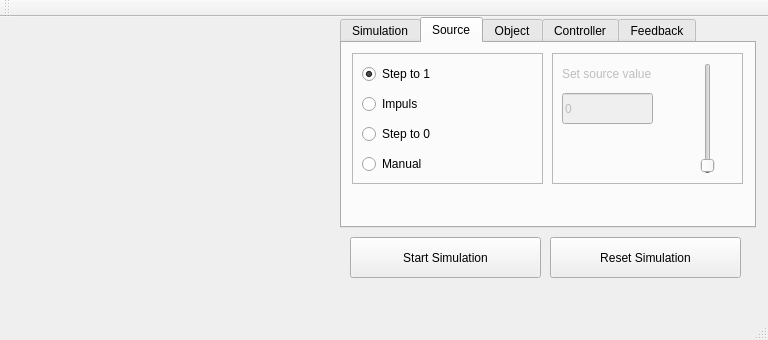
Before: the Qt Designer form mainwindow.ui in jakubbialas/PSS_lab, drawn with Qt 5.
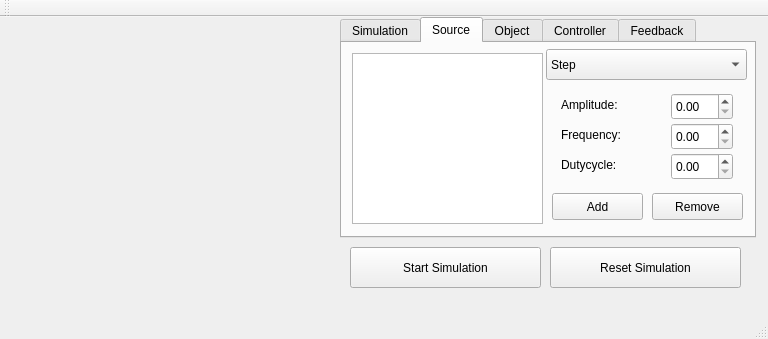
After: the same form once the commit is applied. The open tabs and pages were chosen to show the change. Custom widgets are drawn as their Qt base class.

Commit message: zmiana calej klasy source dopisany kawalek regulatora zmiany w gui odnosnie source

```diff
--- a/mainwindow.ui
+++ b/mainwindow.ui
@@ -7,7 +7,7 @@
     <x>0</x>
     <y>0</y>
     <width>768</width>
-    <height>340</height>
+    <height>339</height>
    </rect>
   </property>
   <property name="windowTitle">
@@ -40,7 +40,7 @@
       <x>340</x>
       <y>0</y>
       <width>416</width>
-      <height>211</height>
+      <height>221</height>
      </rect>
     </property>
     <property name="currentIndex">
@@ -209,154 +209,237 @@
      <attribute name="title">
       <string>Source</string>
      </attribute>
-     <widget class="QFrame" name="sourceTypeFrame">
+     <widget class="QListWidget" name="listWidget_sources">
       <property name="geometry">
        <rect>
         <x>10</x>
         <y>10</y>
         <width>191</width>
-        <height>131</height>
+        <height>171</height>
        </rect>
       </property>
-      <property name="frameShape">
-       <enum>QFrame::StyledPanel</enum>
+     </widget>
+     <widget class="QComboBox" name="comboBox_source">
+      <property name="geometry">
+       <rect>
+        <x>204</x>
+        <y>6</y>
+        <width>201</width>
+        <height>31</height>
+       </rect>
       </property>
-      <property name="frameShadow">
-       <enum>QFrame::Raised</enum>
-      </property>
-      <widget class="QRadioButton" name="stepSourceRadio">
-       <property name="geometry">
-        <rect>
-         <x>10</x>
-         <y>10</y>
-         <width>141</width>
-         <height>22</height>
-        </rect>
-       </property>
+      <item>
        <property name="text">
-        <string>Step to 1</string>
+        <string>Step</string>
        </property>
-       <property name="checked">
-        <bool>true</bool>
-       </property>
-      </widget>
-      <widget class="QRadioButton" name="manualSourceRadio">
-       <property name="geometry">
-        <rect>
-         <x>10</x>
-         <y>100</y>
-         <width>151</width>
-         <height>22</height>
-        </rect>
-       </property>
-       <property name="text">
-        <string>Manual</string>
-       </property>
-      </widget>
-      <widget class="QRadioButton" name="impSourceRadio">
-       <property name="geometry">
-        <rect>
-         <x>10</x>
-         <y>40</y>
-         <width>151</width>
-         <height>22</height>
-        </rect>
-       </property>
+      </item>
+      <item>
        <property name="text">
         <string>Impuls</string>
        </property>
-      </widget>
-      <widget class="QRadioButton" name="nonSourceRadio">
-       <property name="geometry">
-        <rect>
-         <x>10</x>
-         <y>70</y>
-         <width>151</width>
-         <height>22</height>
-        </rect>
+      </item>
+      <item>
+       <property name="text">
+        <string>Sinus</string>
        </property>
        <property name="text">
-        <string>Step to 0</string>
+        <string>Square</string>
        </property>
-      </widget>
-      <zorder>stepSourceRadio</zorder>
-      <zorder>manualSourceRadio</zorder>
-      <zorder>nonSourceRadio</zorder>
-      <zorder>impSourceRadio</zorder>
+      </item>
+      <item>
+       <property name="text">
+        <string>Triangle</string>
+       </property>
+      </item>
+      <item>
+       <property name="text">
+        <string>Noise</string>
+       </property>
+      </item>
      </widget>
-     <widget class="QFrame" name="sourceValueFrame">
-      <property name="enabled">
-       <bool>false</bool>
-      </property>
+     <widget class="QStackedWidget" name="stackedWidget">
       <property name="geometry">
        <rect>
-        <x>210</x>
-        <y>10</y>
+        <x>209</x>
+        <y>40</y>
         <width>191</width>
-        <height>131</height>
+        <height>101</height>
        </rect>
       </property>
-      <property name="frameShape">
-       <enum>QFrame::StyledPanel</enum>
+      <property name="currentIndex">
+       <number>2</number>
       </property>
-      <property name="frameShadow">
-       <enum>QFrame::Raised</enum>
-      </property>
-      <widget class="QLabel" name="label_2">
-       <property name="geometry">
-        <rect>
-         <x>10</x>
-         <y>10</y>
-         <width>121</width>
-         <height>21</height>
-        </rect>
-       </property>
-       <property name="text">
-        <string>Set source value</string>
-       </property>
+      <widget class="QWidget" name="page_1">
+       <widget class="QDoubleSpinBox" name="doubleSpinBox_amplitude1">
+        <property name="geometry">
+         <rect>
+          <x>120</x>
+          <y>10</y>
+          <width>62</width>
+          <height>27</height>
+         </rect>
+        </property>
+       </widget>
+       <widget class="QLabel" name="label_2">
+        <property name="geometry">
+         <rect>
+          <x>10</x>
+          <y>11</y>
+          <width>101</width>
+          <height>21</height>
+         </rect>
+        </property>
+        <property name="text">
+         <string>Amplitude:</string>
+        </property>
+       </widget>
       </widget>
-      <widget class="QLineEdit" name="sourceValueEdit">
-       <property name="geometry">
-        <rect>
-         <x>10</x>
-         <y>40</y>
-         <width>91</width>
-         <height>31</height>
-        </rect>
-       </property>
-       <property name="text">
-        <string>0</string>
-       </property>
+      <widget class="QWidget" name="page_2">
+       <widget class="QDoubleSpinBox" name="doubleSpinBox_amplitude2">
+        <property name="geometry">
+         <rect>
+          <x>120</x>
+          <y>10</y>
+          <width>62</width>
+          <height>27</height>
+         </rect>
+        </property>
+       </widget>
+       <widget class="QDoubleSpinBox" name="doubleSpinBox_frequency2">
+        <property name="geometry">
+         <rect>
+          <x>120</x>
+          <y>40</y>
+          <width>62</width>
+          <height>27</height>
+         </rect>
+        </property>
+       </widget>
+       <widget class="QLabel" name="label_6">
+        <property name="geometry">
+         <rect>
+          <x>10</x>
+          <y>11</y>
+          <width>101</width>
+          <height>21</height>
+         </rect>
+        </property>
+        <property name="text">
+         <string>Amplitude:</string>
+        </property>
+       </widget>
+       <widget class="QLabel" name="label_8">
+        <property name="geometry">
+         <rect>
+          <x>10</x>
+          <y>42</y>
+          <width>101</width>
+          <height>20</height>
+         </rect>
+        </property>
+        <property name="text">
+         <string>Frequency:</string>
+        </property>
+       </widget>
       </widget>
-      <widget class="QSlider" name="sourceValueSilder">
-       <property name="geometry">
-        <rect>
-         <x>140</x>
-         <y>10</y>
-         <width>31</width>
-         <height>111</height>
-        </rect>
-       </property>
-       <property name="maximum">
-        <number>100</number>
-       </property>
-       <property name="sliderPosition">
-        <number>1</number>
-       </property>
-       <property name="tracking">
-        <bool>true</bool>
-       </property>
-       <property name="orientation">
-        <enum>Qt::Vertical</enum>
-       </property>
-       <property name="invertedAppearance">
-        <bool>false</bool>
-       </property>
-       <property name="invertedControls">
-        <bool>false</bool>
-       </property>
+      <widget class="QWidget" name="page_3">
+       <widget class="QDoubleSpinBox" name="doubleSpinBox_amplitude3">
+        <property name="geometry">
+         <rect>
+          <x>120</x>
+          <y>10</y>
+          <width>62</width>
+          <height>27</height>
+         </rect>
+        </property>
+       </widget>
+       <widget class="QDoubleSpinBox" name="doubleSpinBox_frequency3">
+        <property name="geometry">
+         <rect>
+          <x>120</x>
+          <y>40</y>
+          <width>62</width>
+          <height>27</height>
+         </rect>
+        </property>
+       </widget>
+       <widget class="QDoubleSpinBox" name="doubleSpinBox_dutycycle3">
+        <property name="geometry">
+         <rect>
+          <x>120</x>
+          <y>70</y>
+          <width>62</width>
+          <height>27</height>
+         </rect>
+        </property>
+       </widget>
+       <widget class="QLabel" name="label_7">
+        <property name="geometry">
+         <rect>
+          <x>10</x>
+          <y>12</y>
+          <width>101</width>
+          <height>20</height>
+         </rect>
+        </property>
+        <property name="text">
+         <string>Amplitude:</string>
+        </property>
+       </widget>
+       <widget class="QLabel" name="label_9">
+        <property name="geometry">
+         <rect>
+          <x>10</x>
+          <y>41</y>
+          <width>101</width>
+          <height>21</height>
+         </rect>
+        </property>
+        <property name="text">
+         <string>Frequency:</string>
+        </property>
+       </widget>
+       <widget class="QLabel" name="label_10">
+        <property name="geometry">
+         <rect>
+          <x>10</x>
+          <y>72</y>
+          <width>101</width>
+          <height>20</height>
+         </rect>
+        </property>
+        <property name="text">
+         <string>Dutycycle:</string>
+        </property>
+       </widget>
       </widget>
      </widget>
+     <widget class="QPushButton" name="pushButton_addSource">
+      <property name="geometry">
+       <rect>
+        <x>210</x>
+        <y>150</y>
+        <width>91</width>
+        <height>27</height>
+       </rect>
+      </property>
+      <property name="text">
+       <string>Add</string>
+      </property>
+     </widget>
+     <widget class="QPushButton" name="pushButton_removeSource">
+      <property name="geometry">
+       <rect>
+        <x>310</x>
+        <y>150</y>
+        <width>91</width>
+        <height>27</height>
+       </rect>
+      </property>
+      <property name="text">
+       <string>Remove</string>
+      </property>
+     </widget>
     </widget>
     <widget class="QWidget" name="tab_object">
      <attribute name="title">
@@ -447,7 +530,7 @@
     <property name="geometry">
      <rect>
       <x>350</x>
-      <y>220</y>
+      <y>230</y>
       <width>191</width>
       <height>41</height>
      </rect>
@@ -460,7 +543,7 @@
     <property name="geometry">
      <rect>
       <x>550</x>
-      <y>220</y>
+      <y>230</y>
       <width>191</width>
       <height>41</height>
      </rect>
```
Left out of the diff: 68 changed lines with no effect on the pictures. The commit also changes 31 other files.
